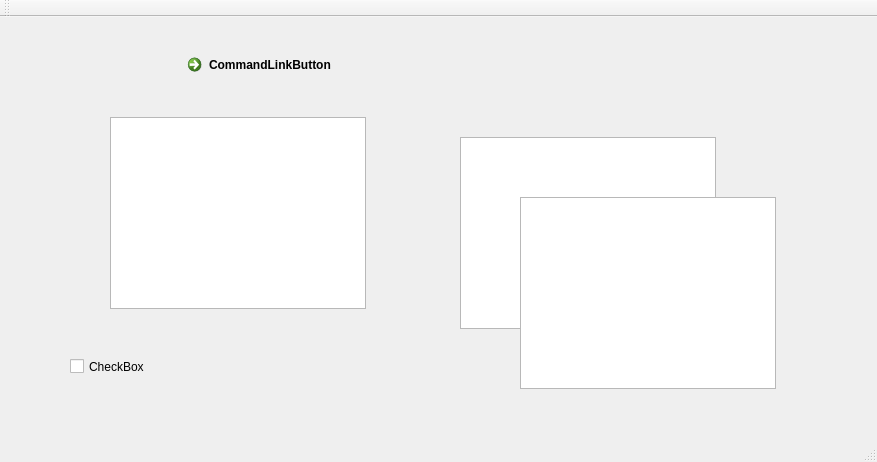
Old version of the form uitest/mainwindow.ui in the repository haowanwuyifan/Qt_code.
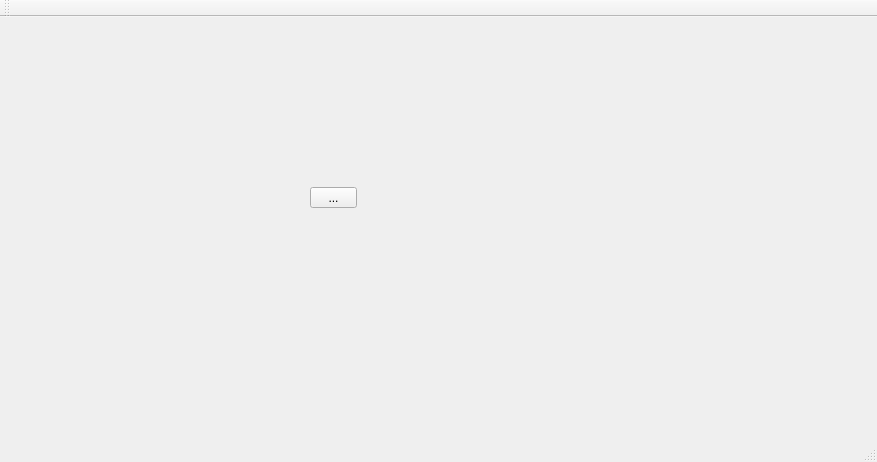
New version of the form.

What changed in the file:
```diff
--- a/uitest/mainwindow.ui
+++ b/uitest/mainwindow.ui
@@ -14,73 +14,17 @@
    <string>MainWindow</string>
   </property>
   <widget class="QWidget" name="centralWidget">
-   <widget class="QRadioButton" name="radioButton">
+   <widget class="QToolButton" name="toolButton">
     <property name="geometry">
      <rect>
-      <x>230</x>
-      <y>120</y>
-      <width>115</width>
-      <height>19</height>
+      <x>310</x>
+      <y>170</y>
+      <width>47</width>
+      <height>21</height>
      </rect>
     </property>
     <property name="text">
-     <string>RadioButton</string>
-    </property>
-   </widget>
-   <widget class="QTextBrowser" name="textBrowser">
-    <property name="geometry">
-     <rect>
-      <x>460</x>
-      <y>120</y>
-      <width>256</width>
-      <height>192</height>
-     </rect>
-    </property>
-   </widget>
-   <widget class="QTableWidget" name="tableWidget">
-    <property name="geometry">
-     <rect>
-      <x>110</x>
-      <y>100</y>
-      <width>256</width>
-      <height>192</height>
-     </rect>
-    </property>
-   </widget>
-   <widget class="QListView" name="listView">
-    <property name="geometry">
-     <rect>
-      <x>520</x>
-      <y>180</y>
-      <width>256</width>
-      <height>192</height>
-     </rect>
-    </property>
-   </widget>
-   <widget class="QCheckBox" name="checkBox">
-    <property name="geometry">
-     <rect>
-      <x>70</x>
-      <y>340</y>
-      <width>91</width>
-      <height>19</height>
-     </rect>
-    </property>
-    <property name="text">
-     <string>CheckBox</string>
-    </property>
-   </widget>
-   <widget class="QCommandLinkButton" name="commandLinkButton">
-    <property name="geometry">
-     <rect>
-      <x>180</x>
-      <y>30</y>
-      <width>187</width>
-      <height>41</height>
-     </rect>
-    </property>
-    <property name="text">
-     <string>CommandLinkButton</string>
+     <string>...</string>
     </property>
    </widget>
   </widget>
```
